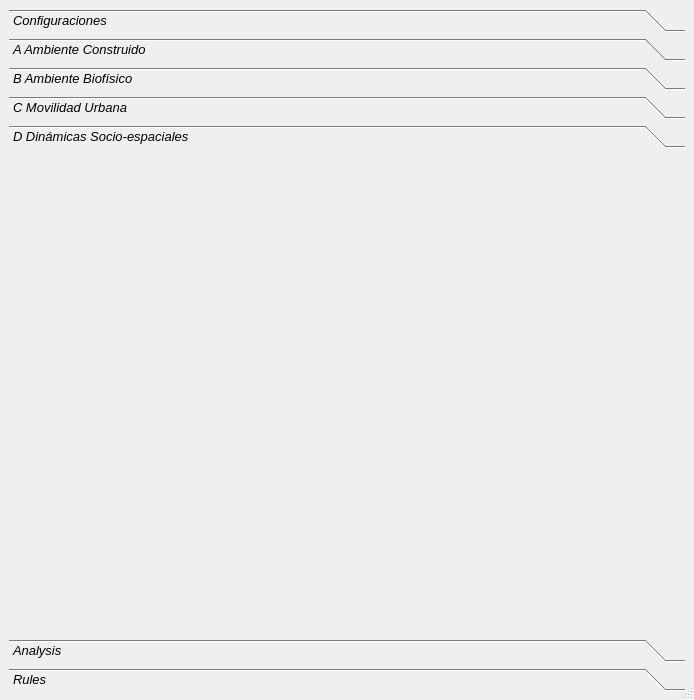
The window that geoSUIT.ui (RobertaKelly/mesue) describes before a commit, drawn with Qt 5.
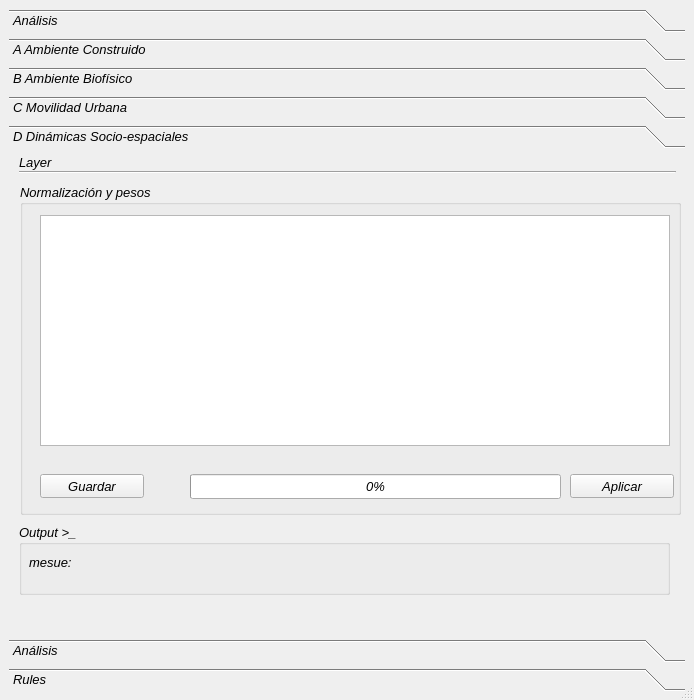
The same window after the commit. The open tabs and pages were chosen to show the change.

```diff
--- a/geoSUIT.ui
+++ b/geoSUIT.ui
@@ -83,7 +83,7 @@
        </rect>
       </property>
       <attribute name="label">
-       <string>Configuraciones</string>
+       <string>Análisis</string>
       </attribute>
       <widget class="QPushButton" name="SetBtnHelp">
        <property name="geometry">
@@ -1062,9 +1062,195 @@
       </widget>
      </widget>
      <widget class="QWidget" name="page_2">
+      <property name="geometry">
+       <rect>
+        <x>0</x>
+        <y>0</y>
+        <width>670</width>
+        <height>466</height>
+       </rect>
+      </property>
       <attribute name="label">
        <string>D Dinámicas Socio-espaciales</string>
       </attribute>
+      <widget class="QLabel" name="EnvLbl_2">
+       <property name="geometry">
+        <rect>
+         <x>10</x>
+         <y>0</y>
+         <width>51</width>
+         <height>16</height>
+        </rect>
+       </property>
+       <property name="text">
+        <string>Layer     </string>
+       </property>
+      </widget>
+      <widget class="Line" name="line_3">
+       <property name="geometry">
+        <rect>
+         <x>10</x>
+         <y>10</y>
+         <width>657</width>
+         <height>16</height>
+        </rect>
+       </property>
+       <property name="orientation">
+        <enum>Qt::Horizontal</enum>
+       </property>
+      </widget>
+      <widget class="QGroupBox" name="groupBox_13">
+       <property name="geometry">
+        <rect>
+         <x>11</x>
+         <y>30</y>
+         <width>661</width>
+         <height>331</height>
+        </rect>
+       </property>
+       <property name="title">
+        <string>Normalización y pesos</string>
+       </property>
+       <widget class="QPushButton" name="SocioGetWeightBtn">
+        <property name="geometry">
+         <rect>
+          <x>550</x>
+          <y>290</y>
+          <width>104</width>
+          <height>24</height>
+         </rect>
+        </property>
+        <property name="maximumSize">
+         <size>
+          <width>104</width>
+          <height>16777215</height>
+         </size>
+        </property>
+        <property name="text">
+         <string>Aplicar</string>
+        </property>
+       </widget>
+       <widget class="QTableWidget" name="SocioWeighTableWidget">
+        <property name="geometry">
+         <rect>
+          <x>20</x>
+          <y>31</y>
+          <width>630</width>
+          <height>231</height>
+         </rect>
+        </property>
+        <property name="sizePolicy">
+         <sizepolicy hsizetype="Expanding" vsizetype="Expanding">
+          <horstretch>0</horstretch>
+          <verstretch>0</verstretch>
+         </sizepolicy>
+        </property>
+        <property name="acceptDrops">
+         <bool>false</bool>
+        </property>
+        <property name="dragEnabled">
+         <bool>true</bool>
+        </property>
+        <property name="dragDropMode">
+         <enum>QAbstractItemView::DragDrop</enum>
+        </property>
+        <property name="gridStyle">
+         <enum>Qt::DotLine</enum>
+        </property>
+        <property name="rowCount">
+         <number>0</number>
+        </property>
+        <attribute name="horizontalHeaderCascadingSectionResizes">
+         <bool>false</bool>
+        </attribute>
+        <attribute name="verticalHeaderCascadingSectionResizes">
+         <bool>true</bool>
+        </attribute>
+        <attribute name="verticalHeaderHighlightSections">
+         <bool>true</bool>
+        </attribute>
+        <attribute name="verticalHeaderShowSortIndicator" stdset="0">
+         <bool>false</bool>
+        </attribute>
+        <attribute name="verticalHeaderStretchLastSection">
+         <bool>true</bool>
+        </attribute>
+       </widget>
+       <widget class="QProgressBar" name="SocioProgressBar">
+        <property name="geometry">
+         <rect>
+          <x>170</x>
+          <y>290</y>
+          <width>371</width>
+          <height>25</height>
+         </rect>
+        </property>
+        <property name="value">
+         <number>0</number>
+        </property>
+       </widget>
+       <widget class="QPushButton" name="SocioSaveCfgBtn">
+        <property name="geometry">
+         <rect>
+          <x>20</x>
+          <y>290</y>
+          <width>104</width>
+          <height>24</height>
+         </rect>
+        </property>
+        <property name="text">
+         <string>Guardar</string>
+        </property>
+       </widget>
+      </widget>
+      <widget class="QGroupBox" name="groupBox_18">
+       <property name="geometry">
+        <rect>
+         <x>10</x>
+         <y>370</y>
+         <width>651</width>
+         <height>71</height>
+        </rect>
+       </property>
+       <property name="title">
+        <string>Output &gt;_</string>
+       </property>
+       <widget class="QLabel" name="lblOutputD">
+        <property name="geometry">
+         <rect>
+          <x>10</x>
+          <y>30</y>
+          <width>631</width>
+          <height>16</height>
+         </rect>
+        </property>
+        <property name="text">
+         <string>mesue:</string>
+        </property>
+       </widget>
+      </widget>
+      <widget class="QLabel" name="SocioMapNameLbl">
+       <property name="geometry">
+        <rect>
+         <x>70</x>
+         <y>0</y>
+         <width>431</width>
+         <height>16</height>
+        </rect>
+       </property>
+       <property name="font">
+        <font>
+         <family>MS Shell Dlg 2</family>
+         <pointsize>10</pointsize>
+         <weight>9</weight>
+         <italic>true</italic>
+         <bold>false</bold>
+        </font>
+       </property>
+       <property name="textFormat">
+        <enum>Qt::AutoText</enum>
+       </property>
+      </widget>
      </widget>
      <widget class="QWidget" name="AnalysisQTBox">
       <property name="geometry">
@@ -1076,7 +1262,7 @@
        </rect>
       </property>
       <attribute name="label">
-       <string>Analysis</string>
+       <string>Análisis</string>
       </attribute>
       <widget class="QDialogButtonBox" name="AnlsBtnBox">
        <property name="geometry">
```
Left out of the diff: 335 changed lines with no effect on the pictures.
